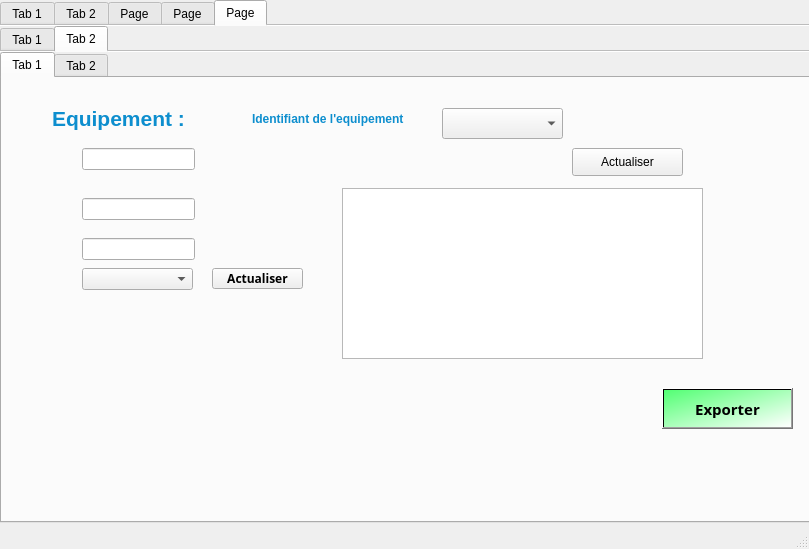
The window that mainwindow.ui (mohamed-amine-aouadi/my-hotel) describes before a commit, drawn with Qt 5.
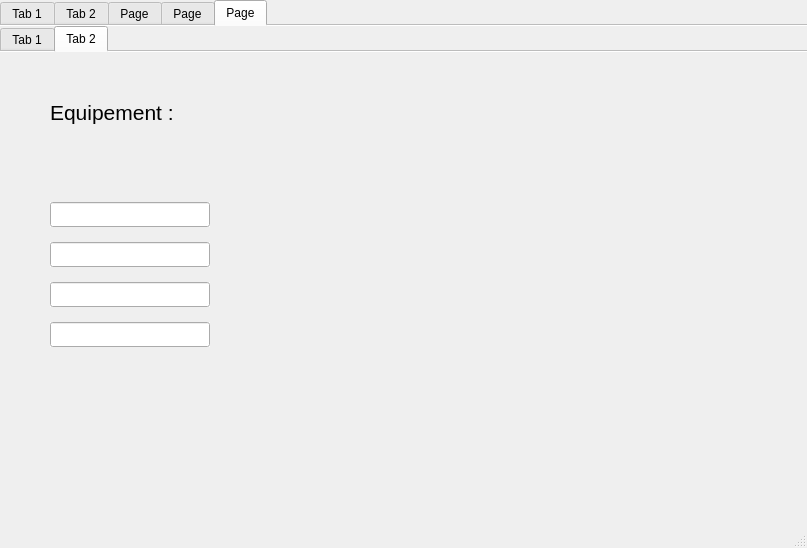
The same window after the commit. The open tabs and pages were chosen to show the change. Icons and pictures are not drawn.

Diff of the .ui file:
```diff
--- a/mainwindow.ui
+++ b/mainwindow.ui
@@ -6,8 +6,8 @@
    <rect>
     <x>0</x>
     <y>0</y>
-    <width>809</width>
-    <height>549</height>
+    <width>807</width>
+    <height>548</height>
    </rect>
   </property>
   <property name="windowTitle">
@@ -4464,6 +4464,146 @@
        <attribute name="title">
         <string>Tab 2</string>
        </attribute>
+       <widget class="QPushButton" name="pushButton_25">
+        <property name="geometry">
+         <rect>
+          <x>600</x>
+          <y>390</y>
+          <width>50</width>
+          <height>50</height>
+         </rect>
+        </property>
+        <property name="autoFillBackground">
+         <bool>false</bool>
+        </property>
+        <property name="styleSheet">
+         <string notr="true">background-color:tranparent;
+border-image:url(:/images/icones/add.png);
+background:none;
+border:none;
+background-repeat:none;
+</string>
+        </property>
+        <property name="text">
+         <string/>
+        </property>
+       </widget>
+       <widget class="QPushButton" name="pushButton_26">
+        <property name="geometry">
+         <rect>
+          <x>700</x>
+          <y>390</y>
+          <width>50</width>
+          <height>50</height>
+         </rect>
+        </property>
+        <property name="autoFillBackground">
+         <bool>false</bool>
+        </property>
+        <property name="styleSheet">
+         <string notr="true">background-color:tranparent;
+border-image:url(:/images/icones/afficher.png);
+background:none;
+border:none;
+background-repeat:none;</string>
+        </property>
+        <property name="text">
+         <string/>
+        </property>
+       </widget>
+       <widget class="QLineEdit" name="IdANIM_2">
+        <property name="geometry">
+         <rect>
+          <x>50</x>
+          <y>150</y>
+          <width>160</width>
+          <height>25</height>
+         </rect>
+        </property>
+        <property name="autoFillBackground">
+         <bool>true</bool>
+        </property>
+       </widget>
+       <widget class="QLineEdit" name="TypeANIM2">
+        <property name="geometry">
+         <rect>
+          <x>50</x>
+          <y>230</y>
+          <width>160</width>
+          <height>25</height>
+         </rect>
+        </property>
+        <property name="autoFillBackground">
+         <bool>true</bool>
+        </property>
+       </widget>
+       <widget class="QLineEdit" name="etatANIM">
+        <property name="geometry">
+         <rect>
+          <x>50</x>
+          <y>190</y>
+          <width>160</width>
+          <height>25</height>
+         </rect>
+        </property>
+        <property name="autoFillBackground">
+         <bool>true</bool>
+        </property>
+       </widget>
+       <widget class="QLabel" name="label_8">
+        <property name="geometry">
+         <rect>
+          <x>50</x>
+          <y>40</y>
+          <width>241</width>
+          <height>41</height>
+         </rect>
+        </property>
+        <property name="font">
+         <font>
+          <pointsize>16</pointsize>
+         </font>
+        </property>
+        <property name="text">
+         <string>Equipement :</string>
+        </property>
+       </widget>
+       <widget class="QPushButton" name="pushButton_27">
+        <property name="geometry">
+         <rect>
+          <x>90</x>
+          <y>390</y>
+          <width>50</width>
+          <height>50</height>
+         </rect>
+        </property>
+        <property name="autoFillBackground">
+         <bool>false</bool>
+        </property>
+        <property name="styleSheet">
+         <string notr="true">background-color:tranparent;
+border-image:url(:/images/icones/exit.png);
+background:none;
+border:none;
+background-repeat:none;</string>
+        </property>
+        <property name="text">
+         <string/>
+        </property>
+       </widget>
+       <widget class="QLineEdit" name="quantiteANIM">
+        <property name="geometry">
+         <rect>
+          <x>50</x>
+          <y>270</y>
+          <width>160</width>
+          <height>25</height>
+         </rect>
+        </property>
+        <property name="autoFillBackground">
+         <bool>true</bool>
+        </property>
+       </widget>
        <widget class="QLabel" name="label_9">
         <property name="geometry">
          <rect>
@@ -4497,1111 +4637,6 @@
          <string/>
         </property>
        </widget>
-       <widget class="QTabWidget" name="tabWidget_15">
-        <property name="geometry">
-         <rect>
-          <x>0</x>
-          <y>0</y>
-          <width>811</width>
-          <height>471</height>
-         </rect>
-        </property>
-        <property name="currentIndex">
-         <number>0</number>
-        </property>
-        <widget class="QWidget" name="tab_27">
-         <attribute name="title">
-          <string>Tab 1</string>
-         </attribute>
-         <widget class="QComboBox" name="x3">
-          <property name="geometry">
-           <rect>
-            <x>80</x>
-            <y>190</y>
-            <width>111</width>
-            <height>22</height>
-           </rect>
-          </property>
-         </widget>
-         <widget class="QLabel" name="label_51">
-          <property name="geometry">
-           <rect>
-            <x>250</x>
-            <y>20</y>
-            <width>181</width>
-            <height>41</height>
-           </rect>
-          </property>
-          <property name="styleSheet">
-           <string notr="true">color: #0d8ece;
-font-size:50;
-font:bold large;</string>
-          </property>
-          <property name="text">
-           <string>Identifiant de l'equipement</string>
-          </property>
-         </widget>
-         <widget class="QPushButton" name="Actualiser_2">
-          <property name="geometry">
-           <rect>
-            <x>570</x>
-            <y>70</y>
-            <width>111</width>
-            <height>28</height>
-           </rect>
-          </property>
-          <property name="text">
-           <string>Actualiser</string>
-          </property>
-         </widget>
-         <widget class="QPushButton" name="statistique">
-          <property name="geometry">
-           <rect>
-            <x>500</x>
-            <y>310</y>
-            <width>50</width>
-            <height>50</height>
-           </rect>
-          </property>
-          <property name="font">
-           <font>
-            <family>Arial Black</family>
-            <pointsize>11</pointsize>
-            <weight>75</weight>
-            <bold>true</bold>
-           </font>
-          </property>
-          <property name="autoFillBackground">
-           <bool>false</bool>
-          </property>
-          <property name="styleSheet">
-           <string notr="true">background-color:tranparent;
-border-image:url(:/images/icones/stat.png);
-background:none;
-border:none;
-background-repeat:none;</string>
-          </property>
-          <property name="text">
-           <string/>
-          </property>
-         </widget>
-         <widget class="QLabel" name="label_8">
-          <property name="geometry">
-           <rect>
-            <x>50</x>
-            <y>20</y>
-            <width>241</width>
-            <height>41</height>
-           </rect>
-          </property>
-          <property name="font">
-           <font>
-            <pointsize>16</pointsize>
-            <weight>75</weight>
-            <italic>false</italic>
-            <bold>true</bold>
-           </font>
-          </property>
-          <property name="styleSheet">
-           <string notr="true">color: #0d8ece;
-font-size:50;
-font:bold large;</string>
-          </property>
-          <property name="text">
-           <string>Equipement :</string>
-          </property>
-         </widget>
-         <widget class="QLabel" name="label_pic">
-          <property name="geometry">
-           <rect>
-            <x>30</x>
-            <y>280</y>
-            <width>291</width>
-            <height>141</height>
-           </rect>
-          </property>
-          <property name="text">
-           <string/>
-          </property>
-         </widget>
-         <widget class="QPushButton" name="pushButton_27">
-          <property name="geometry">
-           <rect>
-            <x>30</x>
-            <y>350</y>
-            <width>50</width>
-            <height>50</height>
-           </rect>
-          </property>
-          <property name="palette">
-           <palette>
-            <active>
-             <colorrole role="WindowText">
-              <brush brushstyle="SolidPattern">
-               <color alpha="255">
-                <red>85</red>
-                <green>170</green>
-                <blue>255</blue>
-               </color>
-              </brush>
-             </colorrole>
-             <colorrole role="Button">
-              <brush brushstyle="SolidPattern">
-               <color alpha="255">
-                <red>0</red>
-                <green>170</green>
-                <blue>255</blue>
-               </color>
-              </brush>
-             </colorrole>
-             <colorrole role="Light">
-              <brush brushstyle="SolidPattern">
-               <color alpha="255">
-                <red>127</red>
-                <green>213</green>
-                <blue>255</blue>
-               </color>
-              </brush>
-             </colorrole>
-             <colorrole role="Midlight">
-              <brush brushstyle="SolidPattern">
-               <color alpha="255">
-                <red>63</red>
-                <green>191</green>
-                <blue>255</blue>
-               </color>
-              </brush>
-             </colorrole>
-             <colorrole role="Dark">
-              <brush brushstyle="SolidPattern">
-               <color alpha="255">
-                <red>85</red>
-                <green>170</green>
-                <blue>255</blue>
-               </color>
-              </brush>
-             </colorrole>
-             <colorrole role="Mid">
-              <brush brushstyle="SolidPattern">
-               <color alpha="255">
-                <red>85</red>
-                <green>170</green>
-                <blue>255</blue>
-               </color>
-              </brush>
-             </colorrole>
-             <colorrole role="Text">
-              <brush brushstyle="SolidPattern">
-               <color alpha="255">
-                <red>85</red>
-                <green>170</green>
-                <blue>255</blue>
-               </color>
-              </brush>
-             </colorrole>
-             <colorrole role="BrightText">
-              <brush brushstyle="SolidPattern">
-               <color alpha="255">
-                <red>255</red>
-                <green>255</green>
-                <blue>255</blue>
-               </color>
-              </brush>
-             </colorrole>
-             <colorrole role="ButtonText">
-              <brush brushstyle="SolidPattern">
-               <color alpha="255">
-                <red>0</red>
-                <green>0</green>
-                <blue>0</blue>
-               </color>
-              </brush>
-             </colorrole>
-             <colorrole role="Base">
-              <brush brushstyle="SolidPattern">
-               <color alpha="255">
-                <red>255</red>
-                <green>255</green>
-                <blue>255</blue>
-               </color>
-              </brush>
-             </colorrole>
-             <colorrole role="Window">
-              <brush brushstyle="SolidPattern">
-               <color alpha="255">
-                <red>0</red>
-                <green>170</green>
-                <blue>255</blue>
-               </color>
-              </brush>
-             </colorrole>
-             <colorrole role="Shadow">
-              <brush brushstyle="SolidPattern">
-               <color alpha="255">
-                <red>0</red>
-                <green>0</green>
-                <blue>0</blue>
-               </color>
-              </brush>
-             </colorrole>
-             <colorrole role="AlternateBase">
-              <brush brushstyle="SolidPattern">
-               <color alpha="255">
-                <red>127</red>
-                <green>212</green>
-                <blue>255</blue>
-               </color>
-              </brush>
-             </colorrole>
-             <colorrole role="ToolTipBase">
-              <brush brushstyle="SolidPattern">
-               <color alpha="255">
-                <red>255</red>
-                <green>255</green>
-                <blue>220</blue>
-               </color>
-              </brush>
-             </colorrole>
-             <colorrole role="ToolTipText">
-              <brush brushstyle="SolidPattern">
-               <color alpha="255">
-                <red>0</red>
-                <green>0</green>
-                <blue>0</blue>
-               </color>
-              </brush>
-             </colorrole>
-             <colorrole role="PlaceholderText">
-              <brush brushstyle="SolidPattern">
-               <color alpha="128">
-                <red>85</red>
-                <green>170</green>
-                <blue>255</blue>
-               </color>
-              </brush>
-             </colorrole>
-            </active>
-            <inactive>
-             <colorrole role="WindowText">
-              <brush brushstyle="SolidPattern">
-               <color alpha="255">
-                <red>85</red>
-                <green>170</green>
-                <blue>255</blue>
-               </color>
-              </brush>
-             </colorrole>
-             <colorrole role="Button">
-              <brush brushstyle="SolidPattern">
-               <color alpha="255">
-                <red>0</red>
-                <green>170</green>
-                <blue>255</blue>
-               </color>
-              </brush>
-             </colorrole>
-             <colorrole role="Light">
-              <brush brushstyle="SolidPattern">
-               <color alpha="255">
-                <red>127</red>
-                <green>213</green>
-                <blue>255</blue>
-               </color>
-              </brush>
-             </colorrole>
-             <colorrole role="Midlight">
-              <brush brushstyle="SolidPattern">
-               <color alpha="255">
-                <red>63</red>
-                <green>191</green>
-                <blue>255</blue>
-               </color>
-              </brush>
-             </colorrole>
-             <colorrole role="Dark">
-              <brush brushstyle="SolidPattern">
-               <color alpha="255">
-                <red>85</red>
-                <green>170</green>
-                <blue>255</blue>
-               </color>
-              </brush>
-             </colorrole>
-             <colorrole role="Mid">
-              <brush brushstyle="SolidPattern">
-               <color alpha="255">
-                <red>85</red>
-                <green>170</green>
-                <blue>255</blue>
-               </color>
-              </brush>
-             </colorrole>
-             <colorrole role="Text">
-              <brush brushstyle="SolidPattern">
-               <color alpha="255">
-                <red>85</red>
-                <green>170</green>
-                <blue>255</blue>
-               </color>
-              </brush>
-             </colorrole>
-             <colorrole role="BrightText">
-              <brush brushstyle="SolidPattern">
-               <color alpha="255">
-                <red>255</red>
-                <green>255</green>
-                <blue>255</blue>
-               </color>
-              </brush>
-             </colorrole>
-             <colorrole role="ButtonText">
-              <brush brushstyle="SolidPattern">
-               <color alpha="255">
-                <red>0</red>
-                <green>0</green>
-                <blue>0</blue>
-               </color>
-              </brush>
-             </colorrole>
-             <colorrole role="Base">
-              <brush brushstyle="SolidPattern">
-               <color alpha="255">
-                <red>255</red>
-                <green>255</green>
-                <blue>255</blue>
-               </color>
-              </brush>
-             </colorrole>
-             <colorrole role="Window">
-              <brush brushstyle="SolidPattern">
-               <color alpha="255">
-                <red>0</red>
-                <green>170</green>
-                <blue>255</blue>
-               </color>
-              </brush>
-             </colorrole>
-             <colorrole role="Shadow">
-              <brush brushstyle="SolidPattern">
-               <color alpha="255">
-                <red>0</red>
-                <green>0</green>
-                <blue>0</blue>
-               </color>
-              </brush>
-             </colorrole>
-             <colorrole role="AlternateBase">
-              <brush brushstyle="SolidPattern">
-               <color alpha="255">
-                <red>127</red>
-                <green>212</green>
-                <blue>255</blue>
-               </color>
-              </brush>
-             </colorrole>
-             <colorrole role="ToolTipBase">
-              <brush brushstyle="SolidPattern">
-               <color alpha="255">
-                <red>255</red>
-                <green>255</green>
-                <blue>220</blue>
-               </color>
-              </brush>
-             </colorrole>
-             <colorrole role="ToolTipText">
-              <brush brushstyle="SolidPattern">
-               <color alpha="255">
-                <red>0</red>
-                <green>0</green>
-                <blue>0</blue>
-               </color>
-              </brush>
-             </colorrole>
-             <colorrole role="PlaceholderText">
-              <brush brushstyle="SolidPattern">
-               <color alpha="128">
-                <red>85</red>
-                <green>170</green>
-                <blue>255</blue>
-               </color>
-              </brush>
-             </colorrole>
-            </inactive>
-            <disabled>
-             <colorrole role="WindowText">
-              <brush brushstyle="SolidPattern">
-               <color alpha="255">
-                <red>85</red>
-                <green>170</green>
-                <blue>255</blue>
-               </color>
-              </brush>
-             </colorrole>
-             <colorrole role="Button">
-              <brush brushstyle="SolidPattern">
-               <color alpha="255">
-                <red>0</red>
-                <green>170</green>
-                <blue>255</blue>
-               </color>
-              </brush>
-             </colorrole>
-             <colorrole role="Light">
-              <brush brushstyle="SolidPattern">
-               <color alpha="255">
-                <red>127</red>
-                <green>213</green>
-                <blue>255</blue>
-               </color>
-              </brush>
-             </colorrole>
-             <colorrole role="Midlight">
-              <brush brushstyle="SolidPattern">
-               <color alpha="255">
-                <red>63</red>
-                <green>191</green>
-                <blue>255</blue>
-               </color>
-              </brush>
-             </colorrole>
-             <colorrole role="Dark">
-              <brush brushstyle="SolidPattern">
-               <color alpha="255">
-                <red>85</red>
-                <green>170</green>
-                <blue>255</blue>
-               </color>
-              </brush>
-             </colorrole>
-             <colorrole role="Mid">
-              <brush brushstyle="SolidPattern">
-               <color alpha="255">
-                <red>85</red>
-                <green>170</green>
-                <blue>255</blue>
-               </color>
-              </brush>
-             </colorrole>
-             <colorrole role="Text">
-              <brush brushstyle="SolidPattern">
-               <color alpha="255">
-                <red>85</red>
-                <green>170</green>
-                <blue>255</blue>
-               </color>
-              </brush>
-             </colorrole>
-             <colorrole role="BrightText">
-              <brush brushstyle="SolidPattern">
-               <color alpha="255">
-                <red>255</red>
-                <green>255</green>
-                <blue>255</blue>
-               </color>
-              </brush>
-             </colorrole>
-             <colorrole role="ButtonText">
-              <brush brushstyle="SolidPattern">
-               <color alpha="255">
-                <red>85</red>
-                <green>170</green>
-                <blue>255</blue>
-               </color>
-              </brush>
-             </colorrole>
-             <colorrole role="Base">
-              <brush brushstyle="SolidPattern">
-               <color alpha="255">
-                <red>0</red>
-                <green>170</green>
-                <blue>255</blue>
-               </color>
-              </brush>
-             </colorrole>
-             <colorrole role="Window">
-              <brush brushstyle="SolidPattern">
-               <color alpha="255">
-                <red>0</red>
-                <green>170</green>
-                <blue>255</blue>
-               </color>
-              </brush>
-             </colorrole>
-             <colorrole role="Shadow">
-              <brush brushstyle="SolidPattern">
-               <color alpha="255">
-                <red>0</red>
-                <green>0</green>
-                <blue>0</blue>
-               </color>
-              </brush>
-             </colorrole>
-             <colorrole role="AlternateBase">
-              <brush brushstyle="SolidPattern">
-               <color alpha="255">
-                <red>0</red>
-                <green>170</green>
-                <blue>255</blue>
-               </color>
-              </brush>
-             </colorrole>
-             <colorrole role="ToolTipBase">
-              <brush brushstyle="SolidPattern">
-               <color alpha="255">
-                <red>255</red>
-                <green>255</green>
-                <blue>220</blue>
-               </color>
-              </brush>
-             </colorrole>
-             <colorrole role="ToolTipText">
-              <brush brushstyle="SolidPattern">
-               <color alpha="255">
-                <red>0</red>
-                <green>0</green>
-                <blue>0</blue>
-               </color>
-              </brush>
-             </colorrole>
-             <colorrole role="PlaceholderText">
-              <brush brushstyle="SolidPattern">
-               <color alpha="128">
-                <red>0</red>
-                <green>0</green>
-                <blue>0</blue>
-               </color>
-              </brush>
-             </colorrole>
-            </disabled>
-           </palette>
-          </property>
-          <property name="font">
-           <font>
-            <family>Arial Black</family>
-            <pointsize>8</pointsize>
-            <weight>75</weight>
-            <bold>true</bold>
-           </font>
-          </property>
-          <property name="autoFillBackground">
-           <bool>false</bool>
-          </property>
-          <property name="styleSheet">
-           <string notr="true">background-color:tranparent;
-border-image:url(:/images/icones/exit.png);
-background:none;
-border:none;
-background-repeat:none;</string>
-          </property>
-          <property name="text">
-           <string/>
-          </property>
-         </widget>
-         <widget class="QComboBox" name="x2">
-          <property name="geometry">
-           <rect>
-            <x>440</x>
-            <y>30</y>
-            <width>121</width>
-            <height>31</height>
-           </rect>
-          </property>
-         </widget>
-         <widget class="QPushButton" name="actualiser_3">
-          <property name="geometry">
-           <rect>
-            <x>210</x>
-            <y>190</y>
-            <width>91</width>
-            <height>21</height>
-           </rect>
-          </property>
-          <property name="font">
-           <font>
-            <family>Arial Black</family>
-            <pointsize>9</pointsize>
-            <weight>75</weight>
-            <bold>true</bold>
-           </font>
-          </property>
-          <property name="autoFillBackground">
-           <bool>false</bool>
-          </property>
-          <property name="text">
-           <string>Actualiser</string>
-          </property>
-         </widget>
-         <widget class="QPushButton" name="pdf_4">
-          <property name="geometry">
-           <rect>
-            <x>340</x>
-            <y>310</y>
-            <width>50</width>
-            <height>50</height>
-           </rect>
-          </property>
-          <property name="font">
-           <font>
-            <family>Arial Black</family>
-            <pointsize>11</pointsize>
-            <weight>75</weight>
-            <bold>true</bold>
-           </font>
-          </property>
-          <property name="autoFillBackground">
-           <bool>false</bool>
-          </property>
-          <property name="styleSheet">
-           <string notr="true">background-color:tranparent;
-border-image:url(:/images/icones/pdf.png);
-background:none;
-border:none;
-background-repeat:none;</string>
-          </property>
-          <property name="text">
-           <string/>
-          </property>
-         </widget>
-         <widget class="QPushButton" name="pb_supprimer_3">
-          <property name="geometry">
-           <rect>
-            <x>570</x>
-            <y>30</y>
-            <width>30</width>
-            <height>30</height>
-           </rect>
-          </property>
-          <property name="autoFillBackground">
-           <bool>false</bool>
-          </property>
-          <property name="styleSheet">
-           <string notr="true">background-color:tranparent;
-border-image:url(:/images/icones/delete.png);
-background:none;
-border:none;
-background-repeat:none;</string>
-          </property>
-          <property name="text">
-           <string/>
-          </property>
-         </widget>
-         <widget class="QPushButton" name="exporter">
-          <property name="geometry">
-           <rect>
-            <x>660</x>
-            <y>310</y>
-            <width>131</width>
-            <height>41</height>
-           </rect>
-          </property>
-          <property name="font">
-           <font>
-            <family>Arial Black</family>
-            <pointsize>11</pointsize>
-            <weight>75</weight>
-            <bold>true</bold>
-           </font>
-          </property>
-          <property name="autoFillBackground">
-           <bool>false</bool>
-          </property>
-          <property name="styleSheet">
-           <string notr="true">background-color: qlineargradient(spread:pad, x1:0, y1:1, x2:0, y2:0, stop:0 rgba(0, 0, 0, 255), stop:0.05 rgba(14, 8, 73, 255), stop:0.36 rgba(28, 17, 145, 255), stop:0.6 rgba(126, 14, 81, 255), stop:0.75 rgba(234, 11, 11, 255), stop:0.79 rgba(244, 70, 5, 255), stop:0.86 rgba(255, 136, 0, 255), stop:0.935 rgba(239, 236, 55, 255));
-background-color: qlineargradient(spread:pad, x1:0, y1:0, x2:1, y2:1, stop:0 rgba(83, 255, 116, 255), stop:1 rgba(255, 255, 255, 255));</string>
-          </property>
-          <property name="text">
-           <string>Exporter</string>
-          </property>
-         </widget>
-         <widget class="QLineEdit" name="lineEdit_nb">
-          <property name="geometry">
-           <rect>
-            <x>80</x>
-            <y>160</y>
-            <width>113</width>
-            <height>22</height>
-           </rect>
-          </property>
-         </widget>
-         <widget class="QLineEdit" name="lineEdit_id">
-          <property name="geometry">
-           <rect>
-            <x>80</x>
-            <y>70</y>
-            <width>113</width>
-            <height>22</height>
-           </rect>
-          </property>
-         </widget>
-         <widget class="QLineEdit" name="lineEdit_type">
-          <property name="geometry">
-           <rect>
-            <x>80</x>
-            <y>120</y>
-            <width>113</width>
-            <height>22</height>
-           </rect>
-          </property>
-         </widget>
-         <widget class="QTableView" name="tabequip">
-          <property name="geometry">
-           <rect>
-            <x>340</x>
-            <y>110</y>
-            <width>361</width>
-            <height>171</height>
-           </rect>
-          </property>
-         </widget>
-         <widget class="QPushButton" name="pb_ajout">
-          <property name="geometry">
-           <rect>
-            <x>160</x>
-            <y>290</y>
-            <width>50</width>
-            <height>50</height>
-           </rect>
-          </property>
-          <property name="font">
-           <font>
-            <family>Arial Black</family>
-            <pointsize>8</pointsize>
-            <weight>75</weight>
-            <bold>true</bold>
-           </font>
-          </property>
-          <property name="autoFillBackground">
-           <bool>false</bool>
-          </property>
-          <property name="styleSheet">
-           <string notr="true">background-color:tranparent;
-border-image:url(:/images/icones/add.png);
-background:none;
-border:none;
-background-repeat:none;
-</string>
-          </property>
-          <property name="text">
-           <string/>
-          </property>
-         </widget>
-         <widget class="QLabel" name="label_57">
-          <property name="geometry">
-           <rect>
-            <x>-4</x>
-            <y>-7</y>
-            <width>811</width>
-            <height>451</height>
-           </rect>
-          </property>
-          <property name="styleSheet">
-           <string notr="true">background-color:tranparent;
-border-image:url(:/images/icones/back.jpg);
-background:none;
-border:none;
-background-repeat:none;</string>
-          </property>
-          <property name="text">
-           <string/>
-          </property>
-         </widget>
-         <zorder>label_57</zorder>
-         <zorder>x3</zorder>
-         <zorder>label_51</zorder>
-         <zorder>Actualiser_2</zorder>
-         <zorder>statistique</zorder>
-         <zorder>label_8</zorder>
-         <zorder>label_pic</zorder>
-         <zorder>pushButton_27</zorder>
-         <zorder>x2</zorder>
-         <zorder>actualiser_3</zorder>
-         <zorder>pdf_4</zorder>
-         <zorder>pb_supprimer_3</zorder>
-         <zorder>exporter</zorder>
-         <zorder>lineEdit_nb</zorder>
-         <zorder>lineEdit_id</zorder>
-         <zorder>lineEdit_type</zorder>
-         <zorder>tabequip</zorder>
-         <zorder>pb_ajout</zorder>
-        </widget>
-        <widget class="QWidget" name="tab_28">
-         <attribute name="title">
-          <string>Tab 2</string>
-         </attribute>
-         <widget class="QLineEdit" name="lineEdit_idrechercher">
-          <property name="geometry">
-           <rect>
-            <x>490</x>
-            <y>290</y>
-            <width>113</width>
-            <height>31</height>
-           </rect>
-          </property>
-         </widget>
-         <widget class="QLabel" name="label_52">
-          <property name="geometry">
-           <rect>
-            <x>50</x>
-            <y>10</y>
-            <width>311</width>
-            <height>41</height>
-           </rect>
-          </property>
-          <property name="font">
-           <font>
-            <pointsize>16</pointsize>
-            <weight>75</weight>
-            <italic>false</italic>
-            <bold>true</bold>
-           </font>
-          </property>
-          <property name="styleSheet">
-           <string notr="true">color: #0d8ece;
-font-size:50;
-font:bold large;</string>
-          </property>
-          <property name="text">
-           <string>Modifier Equipement :</string>
-          </property>
-         </widget>
-         <widget class="QLabel" name="label_53">
-          <property name="geometry">
-           <rect>
-            <x>250</x>
-            <y>290</y>
-            <width>201</width>
-            <height>41</height>
-           </rect>
-          </property>
-          <property name="styleSheet">
-           <string notr="true">color: #0d8ece;
-font-size:50;
-font:bold large;</string>
-          </property>
-          <property name="text">
-           <string>Identifiant de l'equipement</string>
-          </property>
-         </widget>
-         <widget class="QPushButton" name="Rechercher_3">
-          <property name="geometry">
-           <rect>
-            <x>630</x>
-            <y>290</y>
-            <width>30</width>
-            <height>30</height>
-           </rect>
-          </property>
-          <property name="font">
-           <font>
-            <family>Arial Black</family>
-            <pointsize>9</pointsize>
-            <weight>75</weight>
-            <bold>true</bold>
-           </font>
-          </property>
-          <property name="autoFillBackground">
-           <bool>false</bool>
-          </property>
-          <property name="styleSheet">
-           <string notr="true">background-color:tranparent;
-border-image:url(:/images/icones/focus.png);
-background:none;
-border:none;
-background-repeat:none;</string>
-          </property>
-          <property name="text">
-           <string/>
-          </property>
-         </widget>
-         <widget class="QPushButton" name="trie_asc_2">
-          <property name="geometry">
-           <rect>
-            <x>390</x>
-            <y>0</y>
-            <width>91</width>
-            <height>31</height>
-           </rect>
-          </property>
-          <property name="font">
-           <font>
-            <family>Arial Black</family>
-            <pointsize>9</pointsize>
-            <weight>75</weight>
-            <bold>true</bold>
-           </font>
-          </property>
-          <property name="autoFillBackground">
-           <bool>false</bool>
-          </property>
-          <property name="text">
-           <string>trie asc</string>
-          </property>
-         </widget>
-         <widget class="QLabel" name="label_54">
-          <property name="geometry">
-           <rect>
-            <x>40</x>
-            <y>310</y>
-            <width>201</width>
-            <height>121</height>
-           </rect>
-          </property>
-          <property name="text">
-           <string/>
-          </property>
-         </widget>
-         <widget class="QLineEdit" name="lineEdit_typemodif">
-          <property name="geometry">
-           <rect>
-            <x>120</x>
-            <y>110</y>
-            <width>141</width>
-            <height>22</height>
-           </rect>
-          </property>
-         </widget>
-         <widget class="QLineEdit" name="lineEdit_idmodif_3">
-          <property name="geometry">
-           <rect>
-            <x>120</x>
-            <y>70</y>
-            <width>141</width>
-            <height>22</height>
-           </rect>
-          </property>
-         </widget>
-         <widget class="QLineEdit" name="lineEdit_idanimationmodif">
-          <property name="geometry">
-           <rect>
-            <x>120</x>
-            <y>190</y>
-            <width>141</width>
-            <height>22</height>
-           </rect>
-          </property>
-         </widget>
-         <widget class="QTableView" name="tabequipement">
-          <property name="geometry">
-           <rect>
-            <x>290</x>
-            <y>60</y>
-            <width>421</width>
-            <height>221</height>
-           </rect>
-          </property>
-         </widget>
-         <widget class="QTableView" name="tab_ab_rech_3">
-          <property name="geometry">
-           <rect>
-            <x>290</x>
-            <y>340</y>
-            <width>421</width>
-            <height>61</height>
-           </rect>
-          </property>
-         </widget>
-         <widget class="QPushButton" name="trie_desc_2">
-          <property name="geometry">
-           <rect>
-            <x>540</x>
-            <y>0</y>
-            <width>91</width>
-            <height>31</height>
-           </rect>
-          </property>
-          <property name="font">
-           <font>
-            <family>Arial Black</family>
-            <pointsize>9</pointsize>
-            <weight>75</weight>
-            <bold>true</bold>
-           </font>
-          </property>
-          <property name="autoFillBackground">
-           <bool>false</bool>
-          </property>
-          <property name="text">
-           <string>trie desc</string>
-          </property>
-         </widget>
-         <widget class="QLineEdit" name="lineEdit_nbmodif">
-          <property name="geometry">
-           <rect>
-            <x>120</x>
-            <y>150</y>
-            <width>141</width>
-            <height>22</height>
-           </rect>
-          </property>
-         </widget>
-         <widget class="QPushButton" name="pb_modifier_2">
-          <property name="geometry">
-           <rect>
-            <x>130</x>
-            <y>240</y>
-            <width>30</width>
-            <height>30</height>
-           </rect>
-          </property>
-          <property name="font">
-           <font>
-            <family>Arial Black</family>
-            <pointsize>11</pointsize>
-            <weight>75</weight>
-            <bold>true</bold>
-           </font>
-          </property>
-          <property name="autoFillBackground">
-           <bool>false</bool>
-          </property>
-          <property name="styleSheet">
-           <string notr="true">background-color:tranparent;
-border-image:url(:/images/icones/update.png);
-background:none;
-border:none;
-background-repeat:none;</string>
-          </property>
-          <property name="text">
-           <string/>
-          </property>
-         </widget>
-         <widget class="QLabel" name="label_58">
-          <property name="geometry">
-           <rect>
-            <x>-14</x>
-            <y>-7</y>
-            <width>821</width>
-            <height>451</height>
-           </rect>
-          </property>
-          <property name="styleSheet">
-           <string notr="true">background-color:tranparent;
-border-image:url(:/images/icones/back.jpg);
-background:none;
-border:none;
-background-repeat:none;</string>
-          </property>
-          <property name="text">
-           <string/>
-          </property>
-         </widget>
-         <zorder>label_58</zorder>
-         <zorder>lineEdit_idrechercher</zorder>
-         <zorder>label_52</zorder>
-         <zorder>label_53</zorder>
-         <zorder>Rechercher_3</zorder>
-         <zorder>trie_asc_2</zorder>
-         <zorder>label_54</zorder>
-         <zorder>lineEdit_typemodif</zorder>
-         <zorder>lineEdit_idmodif_3</zorder>
-         <zorder>lineEdit_idanimationmodif</zorder>
-         <zorder>tabequipement</zorder>
-         <zorder>tab_ab_rech_3</zorder>
-         <zorder>trie_desc_2</zorder>
-         <zorder>lineEdit_nbmodif</zorder>
-         <zorder>pb_modifier_2</zorder>
-        </widget>
-       </widget>
        <zorder>label_28</zorder>
        <zorder>label_9</zorder>
        <zorder>tabWidget_15</zorder>
```
Left out of the diff: 5587 changed lines with no effect on the pictures.
